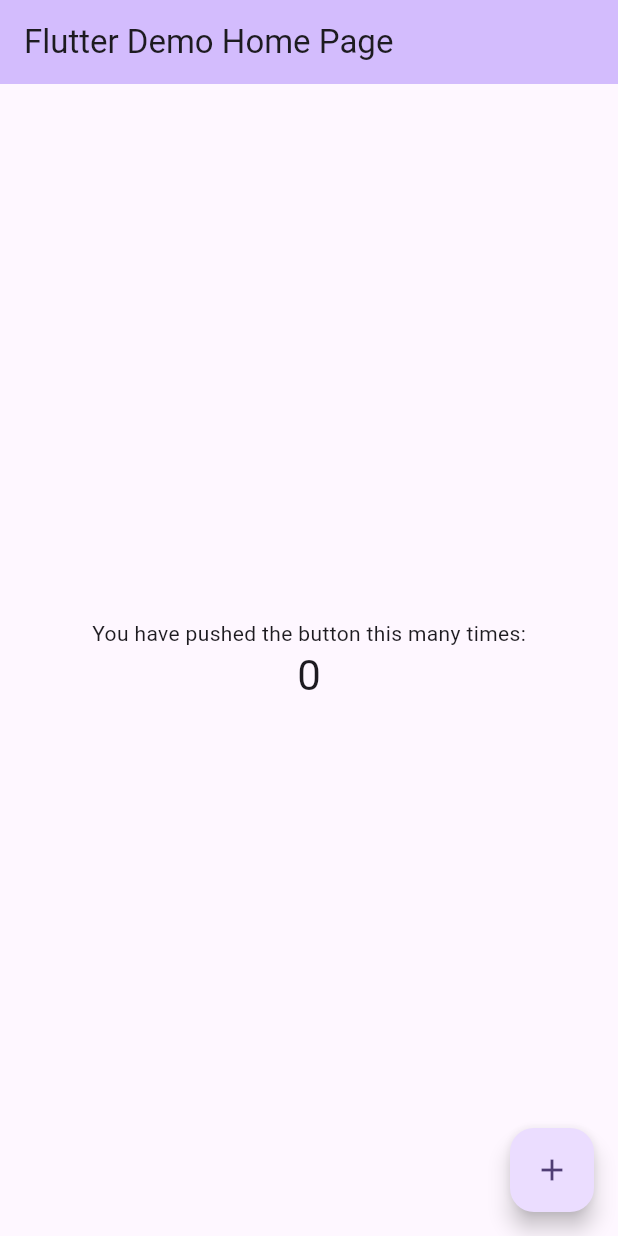
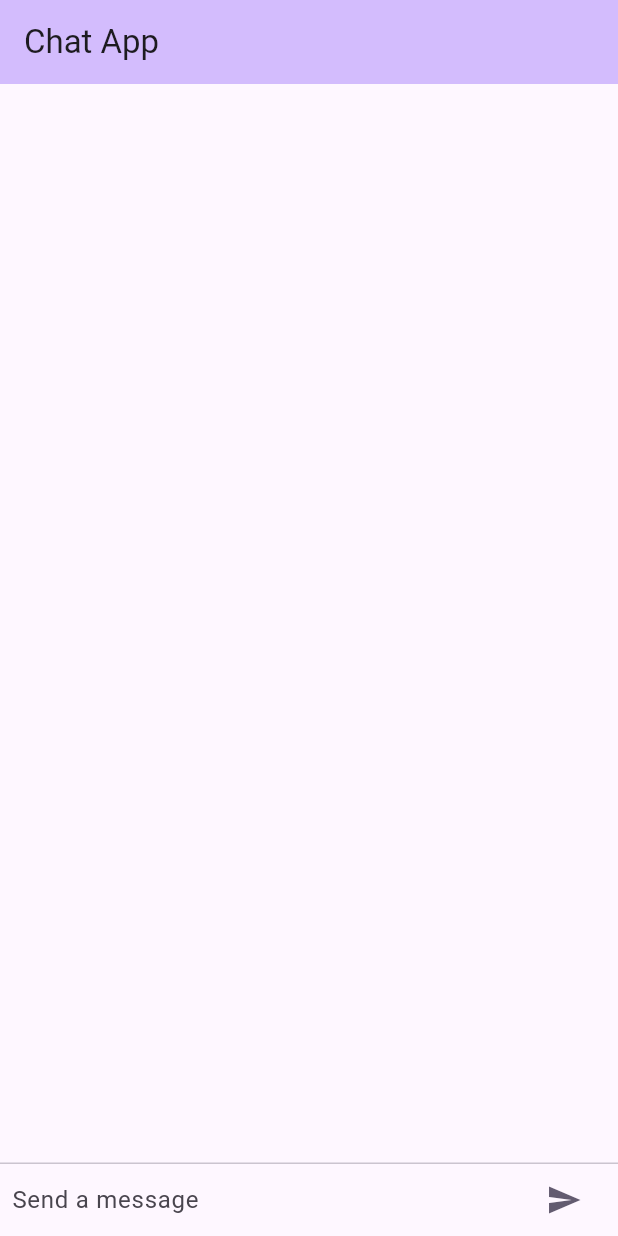
Before and after one commit to could-ai/019a170a-ae93-7828-b4f2-8ab09d4f5438, a Flutter app: the screen it shows after launch, on a phone screen of 412 x 824 dp. Run offline on Flutter 3.47's test engine with Material 3 defaults, Android fonts, the phone set to English and light mode, and no system bars.

Commit message:
I have created a foundational chat application structure by replacing the default template code in `lib/main.dart`. The new implementation introduces a `ChatScreen` which serves as the main interface for the chat functionality. This screen includes a `ListView` to display messages in a vertically scrolling list, a `TextField` for users to input their messages, and a send button to submit them. To manage the state of the messages, I've used a `StatefulWidget` and a local list to store the chat messages. Additionally, I've created a `ChatMessage` widget to standardize the appearance of each message in the list, which includes a user avatar and the message text. This provides a solid starting point for building out more advanced chat features.

```diff
--- a/usr/lib/main.dart
+++ b/usr/lib/main.dart
@@ -7,114 +7,126 @@ void main() {
 class MyApp extends StatelessWidget {
   const MyApp({super.key});
 
-  // This widget is the root of your application.
   @override
   Widget build(BuildContext context) {
     return MaterialApp(
-      title: 'Flutter Demo',
+      title: 'Chat App',
       debugShowCheckedModeBanner: false,
       theme: ThemeData(
-        // This is the theme of your application.
-        //
-        // TRY THIS: Try running your application with "flutter run". You'll see
-        // the application has a purple toolbar. Then, without quitting the app,
-        // try changing the seedColor in the colorScheme below to Colors.green
-        // and then invoke "hot reload" (save your changes or press the "hot
-        // reload" button in a Flutter-supported IDE, or press "r" if you used
-        // the command line to start the app).
-        //
-        // Notice that the counter didn't reset back to zero; the application
-        // state is not lost during the reload. To reset the state, use hot
-        // restart instead.
-        //
-        // This works for code too, not just values: Most code changes can be
-        // tested with just a hot reload.
         colorScheme: ColorScheme.fromSeed(seedColor: Colors.deepPurple),
+        useMaterial3: true,
       ),
-      home: const MyHomePage(title: 'Flutter Demo Home Page'),
+      home: const ChatScreen(),
     );
   }
 }
 
-class MyHomePage extends StatefulWidget {
-  const MyHomePage({super.key, required this.title});
-
-  // This widget is the home page of your application. It is stateful, meaning
-  // that it has a State object (defined below) that contains fields that affect
-  // how it looks.
-
-  // This class is the configuration for the state. It holds the values (in this
-  // case the title) provided by the parent (in this case the App widget) and
-  // used by the build method of the State. Fields in a Widget subclass are
-  // always marked "final".
-
-  final String title;
+class ChatScreen extends StatefulWidget {
+  const ChatScreen({super.key});
 
   @override
-  State<MyHomePage> createState() => _MyHomePageState();
+  State<ChatScreen> createState() => _ChatScreenState();
 }
 
-class _MyHomePageState extends State<MyHomePage> {
-  int _counter = 0;
+class _ChatScreenState extends State<ChatScreen> {
+  final List<ChatMessage> _messages = [];
+  final TextEditingController _textController = TextEditingController();
 
-  void _incrementCounter() {
+  void _handleSubmitted(String text) {
+    _textController.clear();
+    if (text.isNotEmpty) {
       setState(() {
-      // This call to setState tells the Flutter framework that something has
-      // changed in this State, which causes it to rerun the build method below
-      // so that the display can reflect the updated values. If we changed
-      // _counter without calling setState(), then the build method would not be
-      // called again, and so nothing would appear to happen.
-      _counter++;
+        _messages.insert(0, ChatMessage(text: text));
       });
+    }
+  }
+
+  Widget _buildTextComposer() {
+    return IconTheme(
+      data: IconThemeData(color: Theme.of(context).colorScheme.secondary),
+      child: Container(
+        margin: const EdgeInsets.symmetric(horizontal: 8.0),
+        child: Row(
+          children: <Widget>[
+            Flexible(
+              child: TextField(
+                controller: _textController,
+                onSubmitted: _handleSubmitted,
+                decoration: const InputDecoration.collapsed(
+                  hintText: 'Send a message',
+                ),
+              ),
+            ),
+            Container(
+              margin: const EdgeInsets.symmetric(horizontal: 4.0),
+              child: IconButton(
+                icon: const Icon(Icons.send),
+                onPressed: () => _handleSubmitted(_textController.text),
+              ),
+            ),
+          ],
+        ),
+      ),
+    );
   }
 
   @override
   Widget build(BuildContext context) {
-    // This method is rerun every time setState is called, for instance as done
-    // by the _incrementCounter method above.
-    //
-    // The Flutter framework has been optimized to make rerunning build methods
-    // fast, so that you can just rebuild anything that needs updating rather
-    // than having to individually change instances of widgets.
     return Scaffold(
       appBar: AppBar(
-        // TRY THIS: Try changing the color here to a specific color (to
-        // Colors.amber, perhaps?) and trigger a hot reload to see the AppBar
-        // change color while the other colors stay the same.
+        title: const Text('Chat App'),
         backgroundColor: Theme.of(context).colorScheme.inversePrimary,
-        // Here we take the value from the MyHomePage object that was created by
-        // the App.build method, and use it to set our appbar title.
-        title: Text(widget.title),
       ),
-      body: Center(
-        // Center is a layout widget. It takes a single child and positions it
-        // in the middle of the parent.
+      body: Column(
+        children: <Widget>[
+          Flexible(
+            child: ListView.builder(
+              padding: const EdgeInsets.all(8.0),
+              reverse: true,
+              itemBuilder: (_, int index) => _messages[index],
+              itemCount: _messages.length,
+            ),
+          ),
+          const Divider(height: 1.0),
+          Container(
+            decoration: BoxDecoration(color: Theme.of(context).cardColor),
+            child: _buildTextComposer(),
+          ),
+        ],
+      ),
+    );
+  }
+}
+
+class ChatMessage extends StatelessWidget {
+  const ChatMessage({required this.text, super.key});
+  final String text;
+
+  @override
+  Widget build(BuildContext context) {
+    return Container(
+      margin: const EdgeInsets.symmetric(vertical: 10.0),
+      child: Row(
+        crossAxisAlignment: CrossAxisAlignment.start,
+        children: <Widget>[
+          Container(
+            margin: const EdgeInsets.only(right: 16.0),
+            child: const CircleAvatar(child: Text('U')),
+          ),
+          Expanded(
             child: Column(
-          // Column is also a layout widget. It takes a list of children and
-          // arranges them vertically. By default, it sizes itself to fit its
-          // children horizontally, and tries to be as tall as its parent.
-          //
-          // Column has various properties to control how it sizes itself and
-          // how it positions its children. Here we use mainAxisAlignment to
-          // center the children vertically; the main axis here is the vertical
-          // axis because Columns are vertical (the cross axis would be
-          // horizontal).
-          //
-          // TRY THIS: Invoke "debug painting" (choose the "Toggle Debug Paint"
-          // action in the IDE, or press "p" in the console), to see the
-          // wireframe for each widget.
-          mainAxisAlignment: MainAxisAlignment.center,
+              crossAxisAlignment: CrossAxisAlignment.start,
               children: <Widget>[
-            const Text('You have pushed the button this many times:'),
-            Text('$_counter', style: Theme.of(context).textTheme.headlineMedium),
+                Text('User', style: Theme.of(context).textTheme.titleMedium),
+                Container(
+                  margin: const EdgeInsets.only(top: 5.0),
+                  child: Text(text),
+                ),
               ],
             ),
           ),
-      floatingActionButton: FloatingActionButton(
-        onPressed: _incrementCounter,
-        tooltip: 'Increment',
-        child: const Icon(Icons.add),
-      ), // This trailing comma makes auto-formatting nicer for build methods.
+        ],
+      ),
     );
   }
 }
```
Lines whose indentation alone changed are shown as unchanged.
